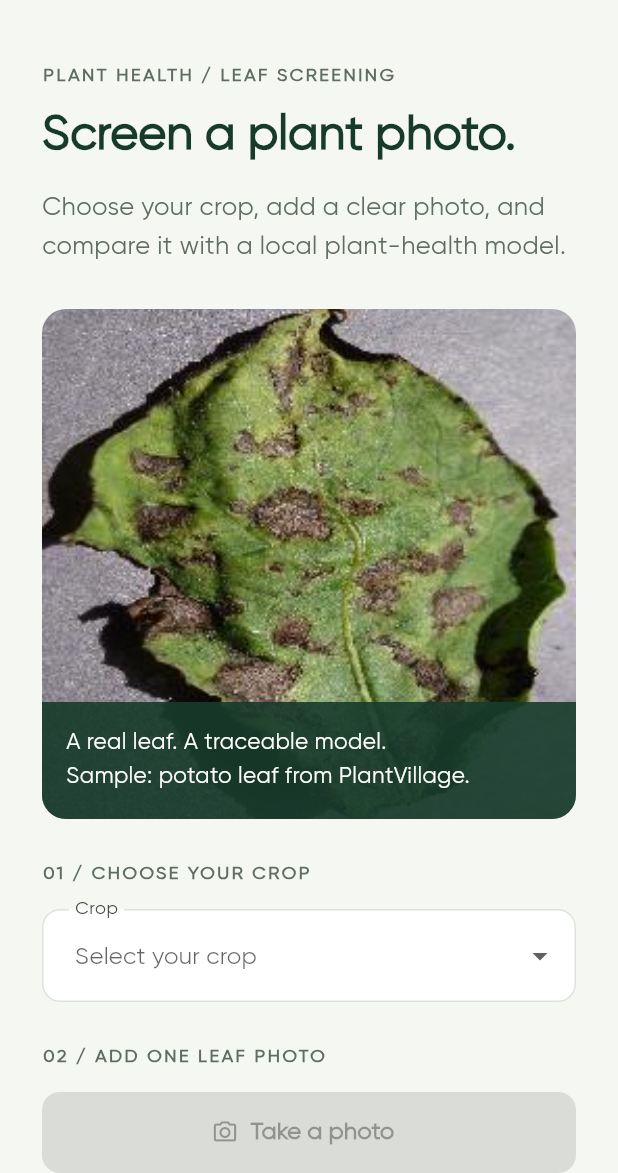
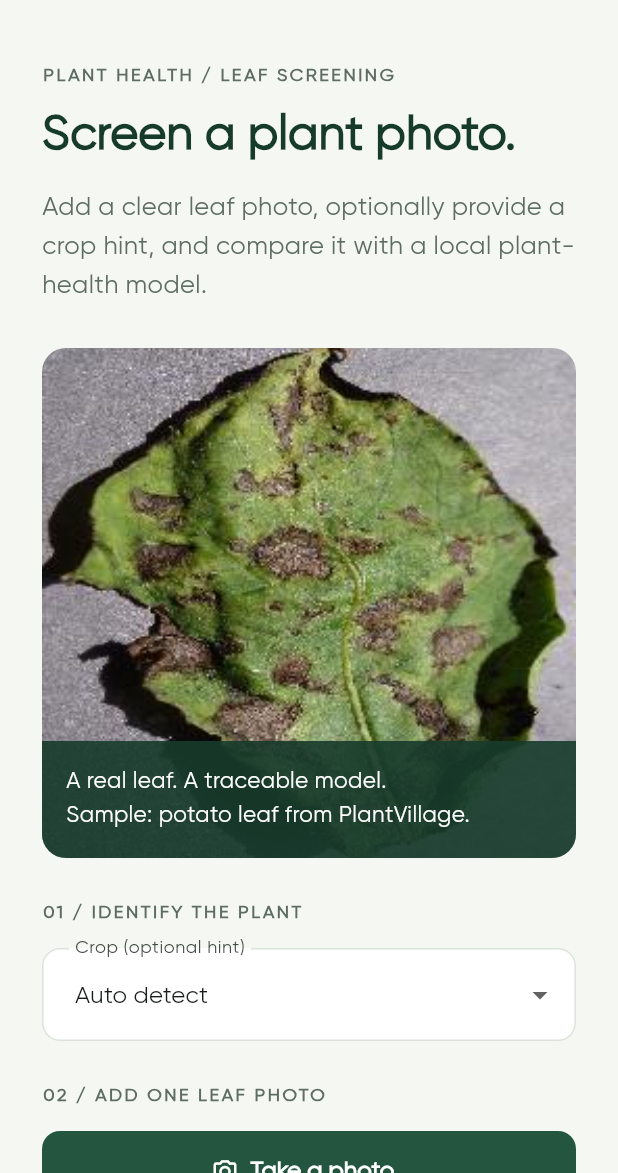
Before and after one commit to Orcus01/Kissan_Konnect, a Flutter app: the CameraPage screen opened directly, on a phone screen of 412 x 824 dp, the part 63-1236 px from its top. Run offline on Flutter 3.47's test engine with Material 3 defaults, Android fonts, the light colour scheme and no system bars; our stand-ins replace cloud_firestore, curved_navigation_bar, file_picker, firebase_auth, firebase_core, firebase_database and 3 more; accounts and stored records are empty.

Commit message:
Make photo crop identification automatic and show unknown identity separately

```diff
--- a/lib/page/camera_page.dart
+++ b/lib/page/camera_page.dart
@@ -23,7 +23,7 @@ class CameraPage extends StatefulWidget {
 class _CameraPageState extends State<CameraPage> {
   bool _busy = false;
   String? _error;
-  String? _crop;
+  String _crop = 'Auto detect';
 
   @override
   void initState() {
@@ -36,7 +36,7 @@ class _CameraPageState extends State<CameraPage> {
   }
 
   Future<void> _pick(ImageSource source) async {
-    if (_busy || _crop == null) return;
+    if (_busy) return;
     setState(() {
       _busy = true;
       _error = null;
@@ -52,7 +52,7 @@ class _CameraPageState extends State<CameraPage> {
       if (!mounted) return;
       await Navigator.of(context).push(MaterialPageRoute<void>(
           builder: (_) =>
-              OutputPage(imageBytes: bytes, crop: _crop!, api: widget.api)));
+              OutputPage(imageBytes: bytes, crop: _crop, api: widget.api)));
     } catch (e) {
       if (mounted) {
         setState(() {
@@ -106,7 +106,7 @@ class _CameraPageState extends State<CameraPage> {
       sectionLabel('Plant health / leaf screening'),
       pageTitle(context, 'Screen a plant photo.'),
       const Text(
-          'Choose your crop, add a clear photo, and compare it with a local plant-health model.',
+          'Add a clear leaf photo, optionally provide a crop hint, and compare it with a local plant-health model.',
           style: TextStyle(fontSize: 17, color: muted)),
       const SizedBox(height: 28),
       LayoutBuilder(builder: (context, constraints) {
@@ -128,15 +128,15 @@ class _CameraPageState extends State<CameraPage> {
             ]));
         final controls =
             Column(crossAxisAlignment: CrossAxisAlignment.stretch, children: [
-          sectionLabel('01 / Choose your crop'),
+          sectionLabel('01 / Identify the plant'),
           const SizedBox(height: 14),
           DropdownButtonFormField<String>(
               initialValue: _crop,
               decoration: const InputDecoration(
-                  labelText: 'Crop',
+                  labelText: 'Crop (optional hint)',
                   hintText: 'Select your crop',
                   border: OutlineInputBorder()),
-              items: widget.crops
+              items: ['Auto detect', ...widget.crops]
                   .map((crop) =>
                       DropdownMenuItem(value: crop, child: Text(crop)))
                   .toList(),
@@ -189,7 +189,7 @@ class _CameraPageState extends State<CameraPage> {
           _tip('01', 'Keep the detail',
               'One leaf, natural light, both sides if possible. Avoid blur and busy backgrounds.'),
           _tip('02', 'Know the scope',
-              'Choose a supported crop. The model compares trained disease and healthy classes; unsupported problems may be missed.'),
+              'Automatic identification compares 36 trained plants. Unknown plants may be missed. The model compares trained disease and healthy classes; unsupported problems may be missed.'),
           _tip('03', 'Keep a record',
               'Save the photo and observations. Confirm suspected problems with an agricultural adviser.'),
         ];
--- a/lib/page/output_page.dart
+++ b/lib/page/output_page.dart
@@ -95,7 +95,7 @@ class _OutputPageState extends State<OutputPage> {
       appBar: AppBar(title: const Text('Plant photo review')),
       body: workspaceBody([
         sectionLabel(
-            '${widget.crop} / ${widget.sample ? 'Dataset demonstration' : 'Your photo'}'),
+            '${widget.crop == 'Auto detect' ? 'Automatic plant identification' : widget.crop} / ${widget.sample ? 'Dataset demonstration' : 'Your photo'}'),
         pageTitle(context,
             result == null ? 'Ready to screen.' : candidateTitle(result)),
         ClipRRect(
@@ -137,6 +137,17 @@ class _OutputPageState extends State<OutputPage> {
                   Text(_busy ? 'Running local model…' : 'Run leaf screening')),
         ],
         if (result != null) ...[
+          if (result['identification'] is Map) ...[
+            sectionLabel('Plant identification'),
+            const SizedBox(height: 8),
+            Text(result['identification']['crop'] == null
+                ? 'Plant identity unknown — no clear supported crop match.'
+                : 'Suggested crop: ${result['identification']['crop']} — needs confirmation.'),
+            const Text(
+                'Leaf presence is not independently verified. These are research-model suggestions, not confirmed identification.',
+                style: TextStyle(color: muted)),
+            const SizedBox(height: 20),
+          ],
           sectionLabel(result['status'] == 'candidate'
               ? 'Unverified model suggestion'
               : 'Review needed'),
@@ -156,15 +167,10 @@ class _OutputPageState extends State<OutputPage> {
                   builder: (_) => AssistantPage(
                       api: api,
                       embedded: false,
-                      crop: result['status'] == 'crop_mismatch'
-                          ? null
-                          : widget.crop,
+                      crop: null,
                       resetContext: true,
-                      initialQuestion: result['status'] == 'candidate'
-                          ? 'The screening suggested ${result['candidates'][0]['condition']} on my ${widget.crop}, but it is unverified. What signs and alternative causes should I check?'
-                          : result['status'] == 'crop_mismatch'
-                              ? 'The scan could not confirm the plant identity and flagged a crop mismatch. Do not assume the selected crop or any model match is correct. What details should I provide to identify the plant before discussing disease?'
-                              : 'I selected ${widget.crop}, but the scan is uncertain. What should I document before asking an agricultural expert?'))),
+                      initialQuestion:
+                          'I uploaded a leaf photo. The research model ${result['identification']?['crop'] == null ? 'could not identify the plant' : 'suggested ${result['identification']['crop']}, but this is unconfirmed'}. Do not assume any crop or disease is confirmed. What details should I provide to identify the plant and assess its symptoms?'))),
               icon: const Icon(Icons.chat_bubble_outline),
               label: const Text('Ask the plant assistant')),
           const SizedBox(height: 24),
--- a/ml-service.lock.json
+++ b/ml-service.lock.json
@@ -1,6 +1,6 @@
 {
   "repository": "https://github.com/Orcus01/Kissan_Konnect_ML.git",
-  "revision": "4faa691b902eedd6e3e9d83f918b728616e44f31",
+  "revision": "78018cc8bfdfaeef423878f7f0d7c0713ab32cf9",
   "api_version": 1,
   "default_port": 8767
 }
```
Also changed, not shown: 2 other files.
